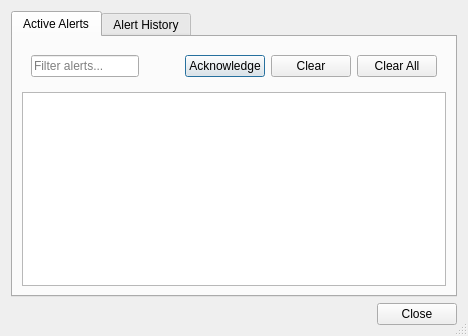
Old version of the form src/alertsdialog.ui in the repository FosterG4/NetWire.
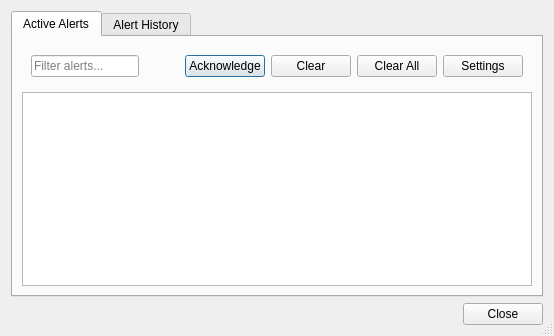
New version of the form. Icons and pictures are not drawn.

```diff
--- a/src/alertsdialog.ui
+++ b/src/alertsdialog.ui
@@ -73,6 +73,13 @@
             </property>
            </widget>
           </item>
+          <item>
+           <widget class="QPushButton" name="btnSettings">
+            <property name="text">
+             <string>Settings</string>
+            </property>
+           </widget>
+          </item>
          </layout>
         </widget>
        </item>
```
